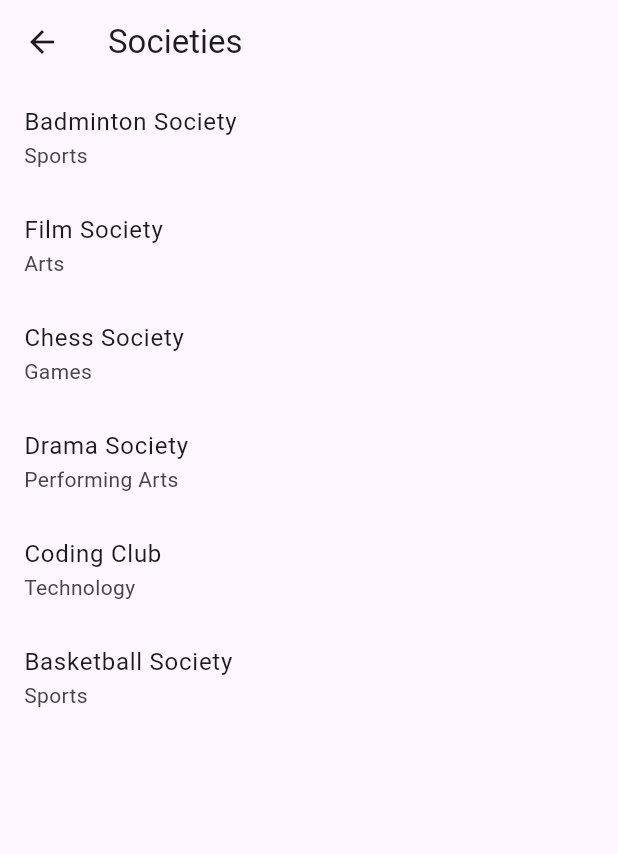
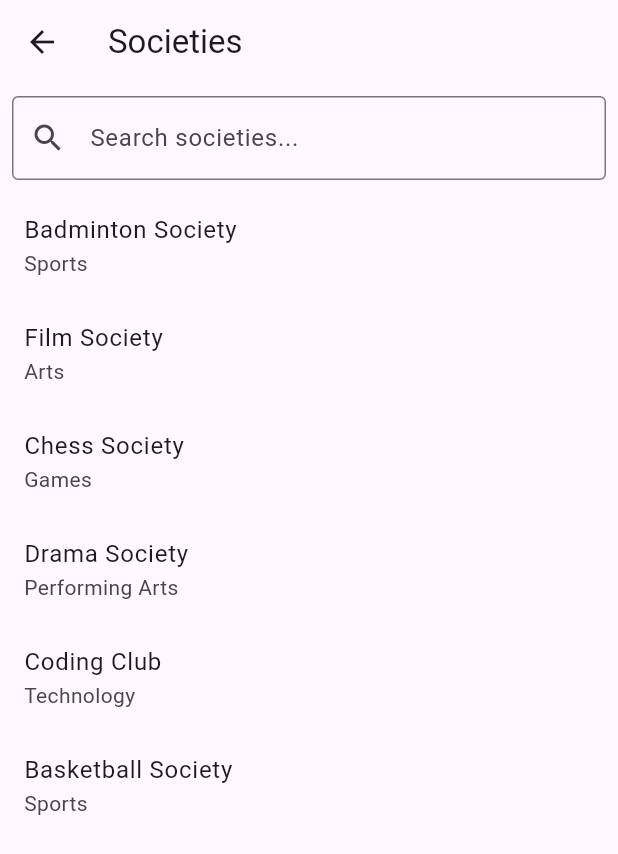
Before and after one commit to TEAM-4D1/sociefy, a Flutter app: the SocietiesScreen screen opened directly, on a phone screen of 412 x 824 dp. Shown: the top 854 px of the screen. Run offline on Flutter 3.47's test engine with Material 3 defaults, Android fonts, the phone set to English and light mode, and no system bars; our stand-ins replace file_picker, image_picker.

Commit message:
Refactor SocietiesScreen to enable search functionality with a TextField and update state management

```diff
--- a/lib/screens/societies_screen.dart
+++ b/lib/screens/societies_screen.dart
@@ -2,8 +2,22 @@ import 'package:flutter/material.dart';
 import 'package:provider/provider.dart';
 import '../providers/app_state.dart';
 
-class SocietiesScreen extends StatelessWidget {
+class SocietiesScreen extends StatefulWidget {
   const SocietiesScreen({Key? key}) : super(key: key);
+
+  @override
+  State<SocietiesScreen> createState() => _SocietiesScreenState();
+}
+
+class _SocietiesScreenState extends State<SocietiesScreen> {
+  final TextEditingController _controller = TextEditingController();
+  String _query = '';
+
+  @override
+  void dispose() {
+    _controller.dispose();
+    super.dispose();
+  }
 
   @override
   Widget build(BuildContext context) {
@@ -11,8 +25,29 @@ class SocietiesScreen extends StatelessWidget {
       appBar: AppBar(title: const Text('Societies')),
       body: Consumer<AppState>(
         builder: (context, appState, _) {
-          final societies = appState.societies;
-          return ListView.builder(
+          final societies = appState.societies
+              .where((s) => s.name.toLowerCase().contains(_query.toLowerCase()))
+              .toList();
+          return Column(
+            children: [
+              Padding(
+                padding: const EdgeInsets.all(8.0),
+                child: TextField(
+                  controller: _controller,
+                  decoration: const InputDecoration(
+                    hintText: 'Search societies...',
+                    border: OutlineInputBorder(),
+                    prefixIcon: Icon(Icons.search),
+                  ),
+                  onChanged: (value) {
+                    setState(() {
+                      _query = value;
+                    });
+                  },
+                ),
+              ),
+              Expanded(
+                child: ListView.builder(
                   itemCount: societies.length,
                   itemBuilder: (context, index) {
                     final society = societies[index];
@@ -21,6 +56,9 @@ class SocietiesScreen extends StatelessWidget {
                       subtitle: Text(society.category),
                     );
                   },
+                ),
+              ),
+            ],
           );
         },
       ),
```
Lines whose indentation alone changed are shown as unchanged.
